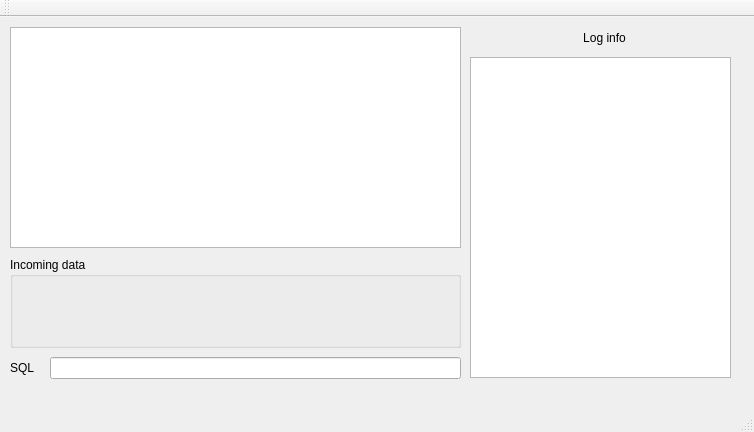
Qt form mainwindow.ui (sas26031962/Sqlite_Example1) before a commit.
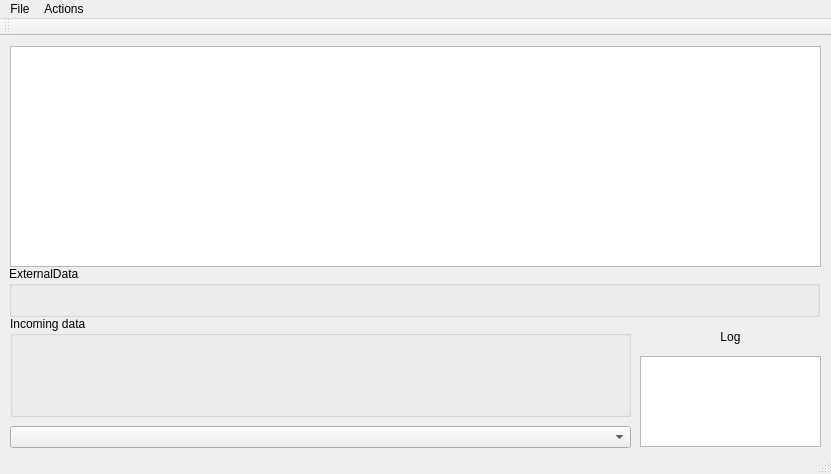
The same form after that commit.

```diff
--- a/mainwindow.ui
+++ b/mainwindow.ui
@@ -6,8 +6,8 @@
    <rect>
     <x>0</x>
     <y>0</y>
-    <width>754</width>
-    <height>432</height>
+    <width>831</width>
+    <height>474</height>
    </rect>
   </property>
   <property name="windowTitle">
@@ -19,7 +19,7 @@
      <rect>
       <x>10</x>
       <y>10</y>
-      <width>451</width>
+      <width>811</width>
       <height>221</height>
      </rect>
     </property>
@@ -27,14 +27,14 @@
    <widget class="QLabel" name="labelLogCaption">
     <property name="geometry">
      <rect>
-      <x>474</x>
-      <y>10</y>
-      <width>261</width>
+      <x>640</x>
+      <y>290</y>
+      <width>181</width>
       <height>21</height>
      </rect>
     </property>
     <property name="text">
-     <string>Log info</string>
+     <string>Log</string>
     </property>
     <property name="alignment">
      <set>Qt::AlignCenter</set>
@@ -43,48 +43,48 @@
    <widget class="QTextBrowser" name="textBrowser">
     <property name="geometry">
      <rect>
-      <x>470</x>
-      <y>40</y>
-      <width>261</width>
-      <height>321</height>
-     </rect>
-    </property>
-   </widget>
-   <widget class="QGroupBox" name="groupBoxIncoming">
-    <property name="geometry">
-     <rect>
-      <x>10</x>
-      <y>240</y>
-      <width>451</width>
+      <x>640</x>
+      <y>320</y>
+      <width>181</width>
       <height>91</height>
      </rect>
     </property>
+   </widget>
+   <widget class="QGroupBox" name="groupBoxIncoming">
+    <property name="geometry">
+     <rect>
+      <x>10</x>
+      <y>280</y>
+      <width>621</width>
+      <height>101</height>
+     </rect>
+    </property>
     <property name="title">
      <string>Incoming data</string>
     </property>
    </widget>
-   <widget class="QLabel" name="labelSqlRequestCaption">
+   <widget class="QComboBox" name="comboBoxHistory">
     <property name="geometry">
      <rect>
       <x>10</x>
-      <y>340</y>
-      <width>25</width>
+      <y>390</y>
+      <width>621</width>
       <height>22</height>
      </rect>
     </property>
-    <property name="text">
-     <string>SQL</string>
-    </property>
    </widget>
-   <widget class="QLineEdit" name="lineEditSqlRequest">
+   <widget class="QGroupBox" name="groupBoxExternalData">
     <property name="geometry">
      <rect>
-      <x>50</x>
-      <y>340</y>
-      <width>411</width>
-      <height>22</height>
+      <x>9</x>
+      <y>230</y>
+      <width>811</width>
+      <height>51</height>
      </rect>
     </property>
+    <property name="title">
+     <string>ExternalData</string>
+    </property>
    </widget>
   </widget>
   <widget class="QMenuBar" name="menuBar">
@@ -92,10 +92,29 @@
     <rect>
      <x>0</x>
      <y>0</y>
-     <width>754</width>
-     <height>26</height>
+     <width>831</width>
+     <height>21</height>
     </rect>
    </property>
+   <widget class="QMenu" name="menuFile">
+    <property name="title">
+     <string>File</string>
+    </property>
+    <addaction name="actionExit"/>
+   </widget>
+   <widget class="QMenu" name="menuActions">
+    <property name="title">
+     <string>Actions</string>
+    </property>
+    <addaction name="actionOpen"/>
+    <addaction name="actionDropTable"/>
+    <addaction name="actionCreateTable"/>
+    <addaction name="actionClose"/>
+    <addaction name="actionGetAuthorList"/>
+    <addaction name="actionCheckRecordInclusion"/>
+   </widget>
+   <addaction name="menuFile"/>
+   <addaction name="menuActions"/>
   </widget>
   <widget class="QToolBar" name="mainToolBar">
    <attribute name="toolBarArea">
```
Left out of the diff: 39 changed lines with no effect on the pictures.
